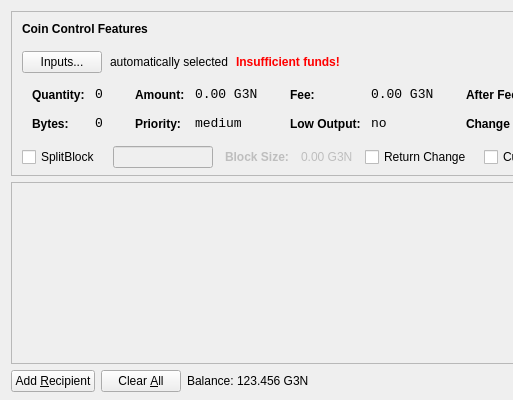
Above: src/qt/forms/sendcoinsdialog.ui from ultra-pool/g3nstake before the change; both pictures show x 0 to 513 and y 0 to 400 of the 850 by 400 pixel window. Below: the same form after it.
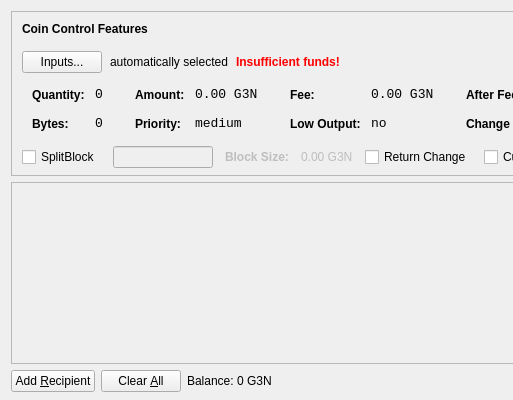
That is the form after the change. Icons and pictures are not drawn.

```diff
--- a/src/qt/forms/sendcoinsdialog.ui
+++ b/src/qt/forms/sendcoinsdialog.ui
@@ -794,7 +794,7 @@
           <cursorShape>IBeamCursor</cursorShape>
          </property>
          <property name="text">
-          <string>123.456 G3N</string>
+          <string>0 G3N</string>
          </property>
          <property name="textInteractionFlags">
           <set>Qt::LinksAccessibleByMouse|Qt::TextSelectableByKeyboard|Qt::TextSelectableByMouse</set>
```
Left out of the diff: 28 changed lines with no effect on the pictures. Lines whose indentation alone changed are shown as unchanged.
